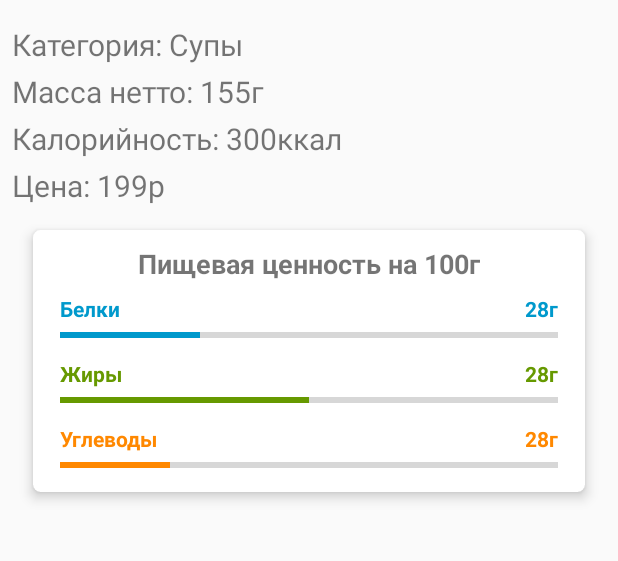
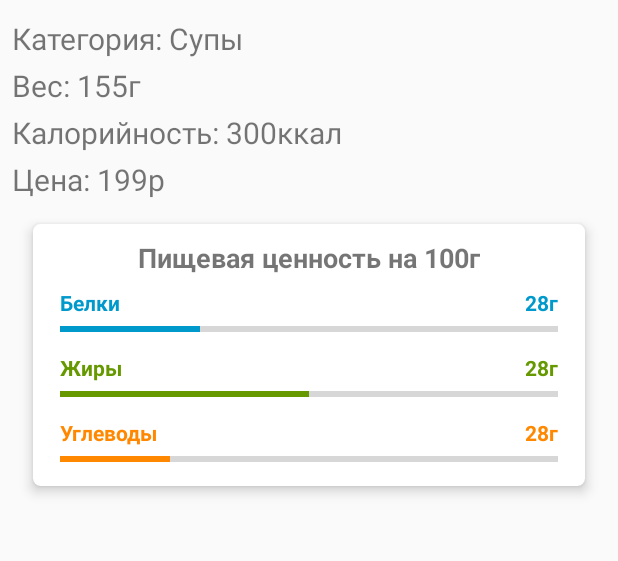
Before and after one commit to Shaniser/Canteen, an Android app: the AboutFood screen opened directly, with no data from a screen before it, on a phone screen of 412 x 824 dp, the part 192-753 px from its top. Run offline under Robolectric (Android 15) with nearby library versions, the phone set to English and light mode, and no system bars.

Commit message:
README update

```diff
--- a/app/src/main/res/layout/activity_about_food.xml
+++ b/app/src/main/res/layout/activity_about_food.xml
@@ -38,7 +38,7 @@
         android:layout_width="wrap_content"
         android:layout_height="wrap_content"
         android:layout_marginStart="8dp"
-        android:layout_marginTop="16dp"
+        android:layout_marginTop="12dp"
         android:lineSpacingExtra="8sp"
         android:text="@string/description_sample"
         android:textSize="20sp"
--- a/app/src/main/res/values/strings.xml
+++ b/app/src/main/res/values/strings.xml
@@ -8,7 +8,7 @@
     <string name="weight_sample">150г</string>
     <string name="cost_sample">145,50р</string>
     <string name="header_sample">Салаты</string>
-    <string name="description_sample">Категория: Супы\nМасса нетто: 155г\nКалорийность: 300ккал\nЦена: 199р</string>
+    <string name="description_sample">Категория: Супы\nВес: 155г\nКалорийность: 300ккал\nЦена: 199р</string>
     <string name="fats">Жиры</string>
     <string name="proteins">Белки</string>
     <string name="carbohydrates">Углеводы</string>
```
Also changed, not shown: 1 other file.
